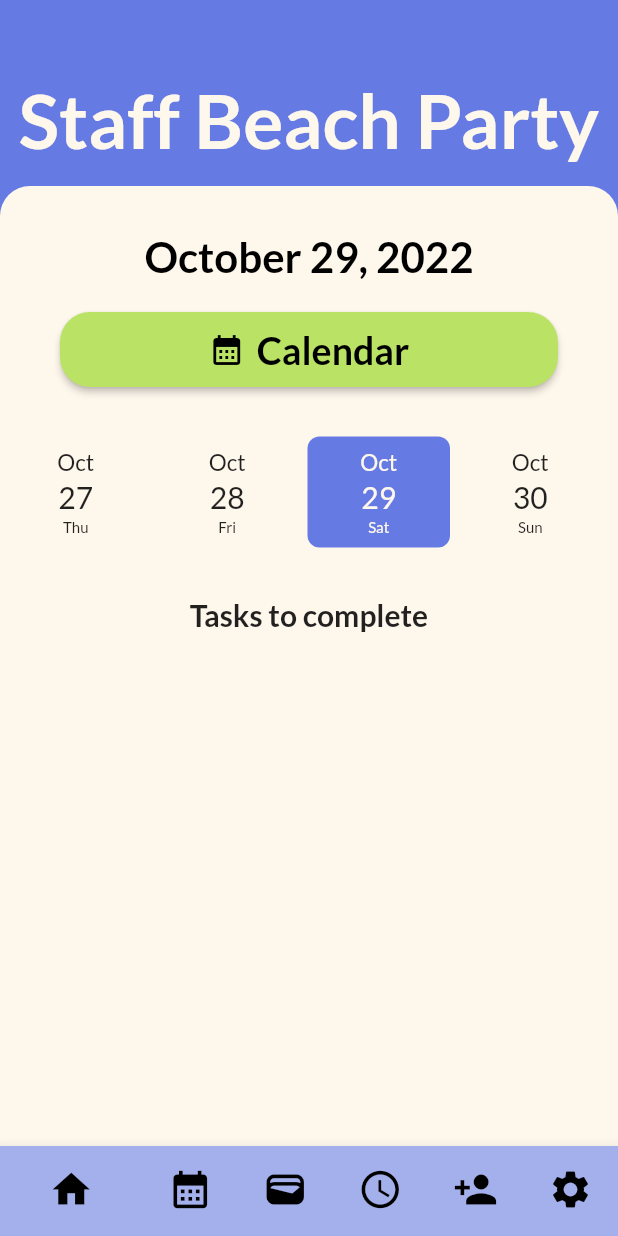
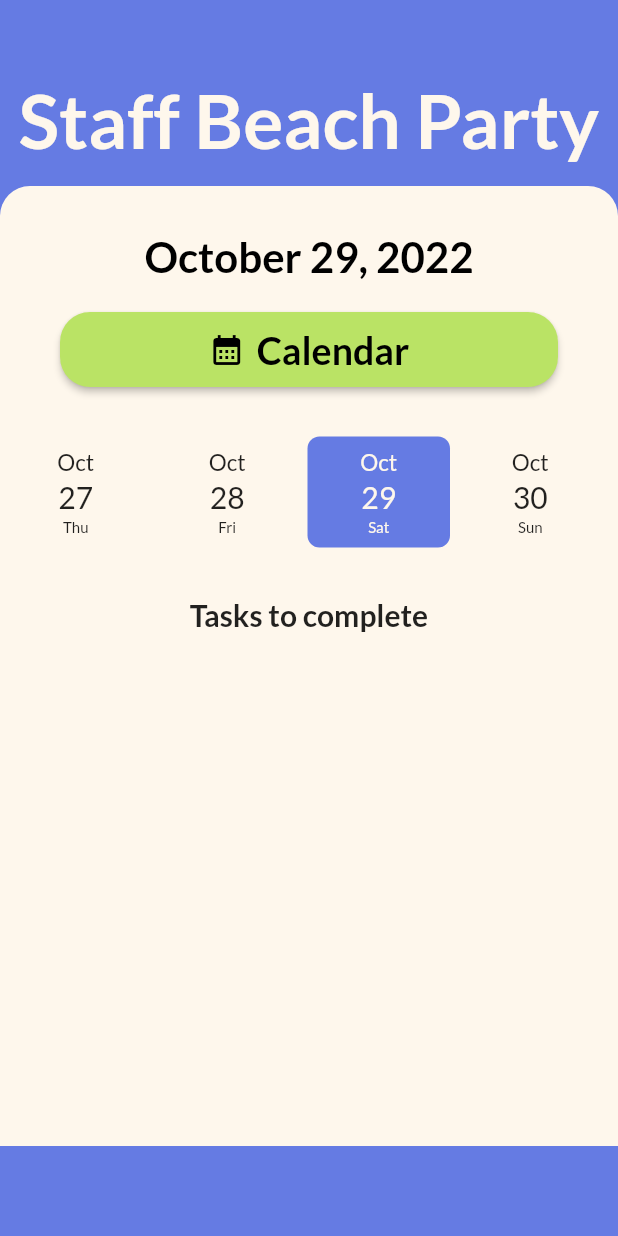
Before and after one commit to acm-projects/iPlan, a Flutter app: the EventHome screen opened directly, on a phone screen of 412 x 824 dp. Run offline on Flutter 3.47's test engine with Material 2 defaults, Android fonts, the phone set to English and light mode, and no system bars; our stand-ins replace google_fonts, syncfusion_flutter_charts, table_calendar.

Commit message:
implemented navigation

```diff
--- a/lib/Calendar/calendar.dart
+++ b/lib/Calendar/calendar.dart
@@ -24,6 +24,8 @@ class Calendar extends StatefulWidget {
 }
 
 class _CalendarState extends State<Calendar> {
+  int currentIndex = 1;
+
   //map with date as key and list of tasks on that date as value
   late Map<DateTime, List<Task>> selectedTasks;
   //calendar format is calendar view (month, two weeks, week)
@@ -331,20 +333,6 @@ class _CalendarState extends State<Calendar> {
         backgroundColor: Color.fromRGBO(186, 227, 101, 1),
         foregroundColor: Colors.black,
       ),
-      //Navigation Bar with Icons
-      bottomNavigationBar: BottomNavigationBar(
-        showSelectedLabels: false,
-        showUnselectedLabels: false,
-        landscapeLayout: BottomNavigationBarLandscapeLayout.centered,
-        items: const <BottomNavigationBarItem>[
-          BottomNavigationBarItem(icon: Icon(Icons.home, color: Colors.black, size: 30), label: 'Home', backgroundColor: Color(0xFFA3B0EB)),
-          BottomNavigationBarItem(icon: Icon(Icons.calendar_month, color: Colors.black, size: 30), label: 'Calendar', backgroundColor: Color(0xFFA3B0EB)),
-          BottomNavigationBarItem(icon: Icon(Icons.wallet, color: Colors.black, size: 30), label: 'Budget', backgroundColor: Color(0xFFA3B0EB)),
-          BottomNavigationBarItem(icon: Icon(Icons.schedule, color: Colors.black, size: 30), label: 'Itinerary', backgroundColor: Color(0xFFA3B0EB)),
-          BottomNavigationBarItem(icon: Icon(Icons.person_add, color: Colors.black, size: 30), label: 'Collaborate', backgroundColor: Color(0xFFA3B0EB)),
-          BottomNavigationBarItem(icon: Icon(Icons.settings, color: Colors.black, size: 30), label: 'Settings', backgroundColor: Color(0xFFA3B0EB))
-        ]
-      ),
     );
   }
 
--- a/lib/Finance/budget.dart
+++ b/lib/Finance/budget.dart
@@ -523,20 +523,6 @@ class _BudgetState extends State<Budget> {
             ),
           ),
         ],
-      ),
-      //Navigation Bar with Icons
-      bottomNavigationBar: BottomNavigationBar(
-          showSelectedLabels: false,
-          showUnselectedLabels: false,
-          landscapeLayout: BottomNavigationBarLandscapeLayout.centered,
-          items: const <BottomNavigationBarItem>[
-            BottomNavigationBarItem(icon: Icon(Icons.home, color: Colors.black, size: 30), label: 'Home', backgroundColor: Color(0xFFA3B0EB)),
-            BottomNavigationBarItem(icon: Icon(Icons.calendar_month, color: Colors.black, size: 30), label: 'Calendar', backgroundColor: Color(0xFFA3B0EB)),
-            BottomNavigationBarItem(icon: Icon(Icons.wallet, color: Colors.black, size: 30), label: 'Budget', backgroundColor: Color(0xFFA3B0EB)),
-            BottomNavigationBarItem(icon: Icon(Icons.schedule, color: Colors.black, size: 30), label: 'Itinerary', backgroundColor: Color(0xFFA3B0EB)),
-            BottomNavigationBarItem(icon: Icon(Icons.person_add, color: Colors.black, size: 30), label: 'Collaborate', backgroundColor: Color(0xFFA3B0EB)),
-            BottomNavigationBarItem(icon: Icon(Icons.settings, color: Colors.black, size: 30), label: 'Settings', backgroundColor: Color(0xFFA3B0EB))
-          ]
       ),
     );
   }
--- a/lib/Home_Page/eventHome.dart
+++ b/lib/Home_Page/eventHome.dart
@@ -22,6 +22,8 @@ class EventHome extends StatefulWidget {
 }
 
 class _EventHomeState extends State<EventHome> {
+  int currentIndex = 0;
+
   //selectedTasks maps a date to a list of tasks on that date (same as calendar)
   //initializes selectedTasks for testing purposes only
   //TODO: change to Map<DateTime, List<Task>> selectedTasks;
@@ -166,20 +168,6 @@ class _EventHomeState extends State<EventHome> {
           ),
         ],
       ),
-      //navigation Bar with Icons
-      bottomNavigationBar: BottomNavigationBar(
-          showSelectedLabels: false,
-          showUnselectedLabels: false,
-          landscapeLayout: BottomNavigationBarLandscapeLayout.centered,
-          items: const <BottomNavigationBarItem>[
-            BottomNavigationBarItem(icon: Icon(Icons.home, color: Colors.black, size: 30), label: 'Home', backgroundColor: Color(0xFFA3B0EB)),
-            BottomNavigationBarItem(icon: Icon(Icons.calendar_month, color: Colors.black, size: 30), label: 'Calendar', backgroundColor: Color(0xFFA3B0EB)),
-            BottomNavigationBarItem(icon: Icon(Icons.wallet, color: Colors.black, size: 30), label: 'Budget', backgroundColor: Color(0xFFA3B0EB)),
-            BottomNavigationBarItem(icon: Icon(Icons.schedule, color: Colors.black, size: 30), label: 'Itinerary', backgroundColor: Color(0xFFA3B0EB)),
-            BottomNavigationBarItem(icon: Icon(Icons.person_add, color: Colors.black, size: 30), label: 'Collaborate', backgroundColor: Color(0xFFA3B0EB)),
-            BottomNavigationBarItem(icon: Icon(Icons.settings, color: Colors.black, size: 30), label: 'Settings', backgroundColor: Color(0xFFA3B0EB))
-          ]
-      ),
     );
   }
 
--- a/lib/Settings/settings.dart
+++ b/lib/Settings/settings.dart
@@ -260,20 +260,6 @@ class _SettingsState extends State<Settings> {
           ),
         ],
       ),
-      //Navigation Bar with Icons
-      bottomNavigationBar: BottomNavigationBar(
-          showSelectedLabels: false,
-          showUnselectedLabels: false,
-          landscapeLayout: BottomNavigationBarLandscapeLayout.centered,
-          items: const <BottomNavigationBarItem>[
-            BottomNavigationBarItem(icon: Icon(Icons.home, color: Colors.black, size: 30), label: 'Home', backgroundColor: Color(0xFFA3B0EB)),
-            BottomNavigationBarItem(icon: Icon(Icons.calendar_month, color: Colors.black, size: 30), label: 'Calendar', backgroundColor: Color(0xFFA3B0EB)),
-            BottomNavigationBarItem(icon: Icon(Icons.wallet, color: Colors.black, size: 30), label: 'Budget', backgroundColor: Color(0xFFA3B0EB)),
-            BottomNavigationBarItem(icon: Icon(Icons.schedule, color: Colors.black, size: 30), label: 'Itinerary', backgroundColor: Color(0xFFA3B0EB)),
-            BottomNavigationBarItem(icon: Icon(Icons.person_add, color: Colors.black, size: 30), label: 'Collaborate', backgroundColor: Color(0xFFA3B0EB)),
-            BottomNavigationBarItem(icon: Icon(Icons.settings, color: Colors.black, size: 30), label: 'Settings', backgroundColor: Color(0xFFA3B0EB))
-          ]
-      ),
     );
   }
 
--- a/lib/main.dart
+++ b/lib/main.dart
@@ -9,6 +9,8 @@ import 'Finance/budget.dart';
 import 'Calendar/calendar.dart';
 import 'Home_Page/eventHome.dart';
 import 'Settings/settings.dart';
+
+import 'home.dart';
 
 void main() {
   runApp(MyApp());
@@ -29,7 +31,7 @@ class MyApp extends StatelessWidget{
             ),
           ),
         ),
-        home: Budget(),
+        home: Home(),
     );
   }
 }
```
Also changed, not shown: lib/home.dart (added, +58 -0 lines).
